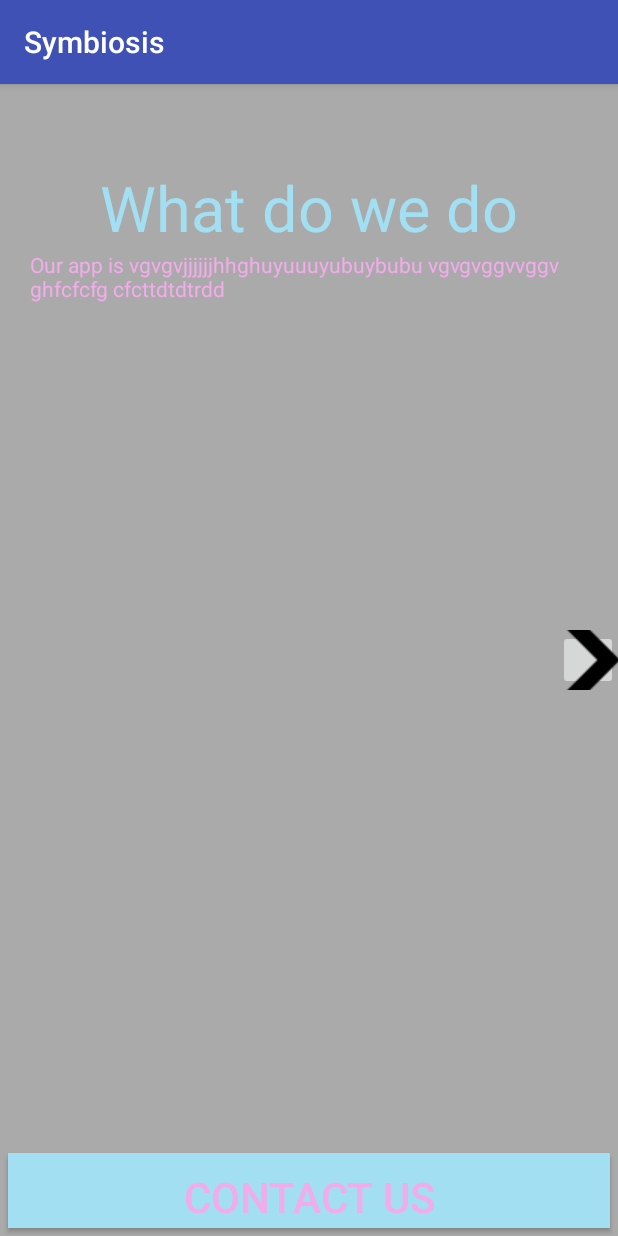
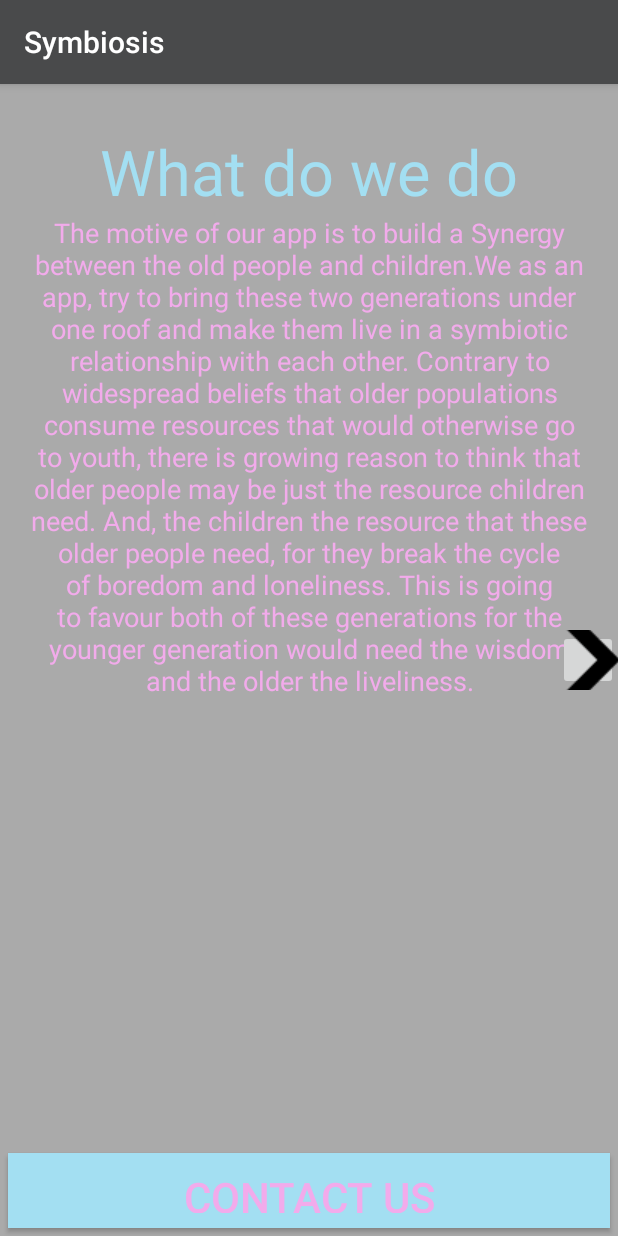
Before and after one commit to pranikamassey/ProjectAnAppForTheElderly, an Android app: the OtherActivity screen opened directly, with no data from a screen before it, on a phone screen of 412 x 824 dp. Run offline under Robolectric (Android 15) with nearby library versions, the phone set to English and light mode, and no system bars.

Commit message:
app commit

```diff
--- a/app/build.gradle
+++ b/app/build.gradle
@@ -27,6 +27,7 @@ dependencies {
     compile 'com.android.support:appcompat-v7:25.3.1'
     compile 'com.android.support.constraint:constraint-layout:1.0.2'
     compile 'com.android.support:design:25.3.1'
+    compile 'com.android.support:recyclerview-v7:25.3.1'
     testCompile 'junit:junit:4.12'
-    compile 'com.android.support:recyclerview-v7:25.3.1'
+
 }
--- a/app/src/main/AndroidManifest.xml
+++ b/app/src/main/AndroidManifest.xml
@@ -19,7 +19,9 @@
         <activity android:name=".OtherActivity" />
         <activity android:name=".YetAnotherActivity" />
         <activity android:name=".FourthActivity" />
-        <activity android:name=".DetailActivity"></activity>
+        <activity android:name=".DetailActivity" />
+        <activity android:name=".ContactActivity" />
+        <activity android:name=".HomeActivity"></activity>
     </application>
 
 </manifest>
--- a/app/src/main/java/com/example/chato/symbiosis/OtherActivity.java
+++ b/app/src/main/java/com/example/chato/symbiosis/OtherActivity.java
@@ -4,15 +4,18 @@ import android.content.Intent;
 import android.os.Bundle;
 import android.support.v7.app.AppCompatActivity;
 import android.view.View;
+import android.widget.Button;
 import android.widget.ImageButton;
 
 public class OtherActivity extends AppCompatActivity {
 ImageButton nextToCategory;
+    Button contactButton;
     @Override
     protected void onCreate(Bundle savedInstanceState) {
         super.onCreate(savedInstanceState);
         setContentView(R.layout.activity_other);
         nextToCategory=(ImageButton)findViewById(R.id.nextToCategory) ;
+        contactButton=(Button)findViewById(R.id.contactButton);
         nextToCategory.setOnClickListener(new View.OnClickListener(){
             @Override
             public void onClick(View v) {
@@ -21,5 +24,13 @@ ImageButton nextToCategory;
         });
 
 
+        contactButton.setOnClickListener(new View.OnClickListener() {
+            @Override
+            public void onClick(View v) {
+                startActivity(new Intent(OtherActivity.this, ContactActivity.class));
+            }
+        });
+
+
     }
 }
--- a/app/src/main/res/layout/activity_other.xml
+++ b/app/src/main/res/layout/activity_other.xml
@@ -13,7 +13,7 @@
         android:textColor="@color/colorAccent"
         android:gravity="center"
         android:textSize="42dp"
-        android:layout_marginTop="54dp"
+        android:layout_marginTop="30dp"
         android:layout_alignParentTop="true"
         android:layout_alignParentStart="true"
         android:id="@+id/what" />
@@ -22,14 +22,16 @@
         android:layout_marginLeft="20dp"
         android:layout_marginRight="20dp"
         android:layout_width="wrap_content"
+        android:gravity="center"
+        android:textSize="18dp"
         android:layout_height="wrap_content"
         android:layout_below="@+id/what"
         android:textColor="@color/colorAccentt"
         android:layout_centerHorizontal="true"
-        android:text="Our app is vgvgvjjjjjjhhghuyuuuyubuybubu
-vgvgvggvvggv
- ghfcfcfg
-cfcttdtdtrdd"/>
+        android:text="The motive of our app is to build a Synergy between the old people and children.We as an app, try to bring these two generations under one roof and make them live in a symbiotic relationship with each other.
+Contrary to widespread beliefs that older populations consume resources that would otherwise go to youth, there is growing reason to think that older people may be just the resource children need.
+And, the children the resource that these older people need, for they break the cycle of boredom and loneliness.
+This is going to favour both of these generations for the younger generation would need the wisdom and the older the liveliness."/>
     <ImageButton
         android:id="@+id/nextToCategory"
         android:layout_width="40dp"
@@ -49,6 +51,7 @@ cfcttdtdtrdd"/>
         android:layout_alignParentEnd="true"
         android:layout_alignParentStart="true"
         android:text="Contact us"
+        android:id="@+id/contactButton"
         android:background="@color/colorAccent"
         android:textColor="@color/colorAccentt"
         android:textSize="28dp" />
--- a/app/src/main/res/values/colors.xml
+++ b/app/src/main/res/values/colors.xml
@@ -1,7 +1,7 @@
 <?xml version="1.0" encoding="utf-8"?>
 <resources>
-    <color name="colorPrimary">#3F51B5</color>
-    <color name="colorPrimaryDark">#303F9F</color>
+    <color name="colorPrimary">#494a4b</color>
+    <color name="colorPrimaryDark">#333435</color>
     <color name="colorAccent">#a3dff2</color>
     <color name="colorAccentt">#f2abeb</color>
 </resources>
```
Also changed, not shown: app/src/main/java/com/example/chato/symbiosis/ContactActivity.java (added, +13 -0 lines), app/src/main/java/com/example/chato/symbiosis/HomeActivity.java (added, +13 -0 lines), app/src/main/java/com/example/chato/symbiosis/YetAnotherActivity.java (+17 -3 lines), app/src/main/res/layout/activity_contact.xml (added, +66 -0 lines), app/src/main/res/layout/activity_home.xml (added, +26 -0 lines), app/src/main/res/layout/activity_yet_another.xml (+4 -3 lines), app/src/main/res/mipmap-mdpi/appunderconstruction.png (added), app/src/main/res/mipmap-mdpi/facebook.png (added), app/src/main/res/mipmap-mdpi/twitter.png (added).
